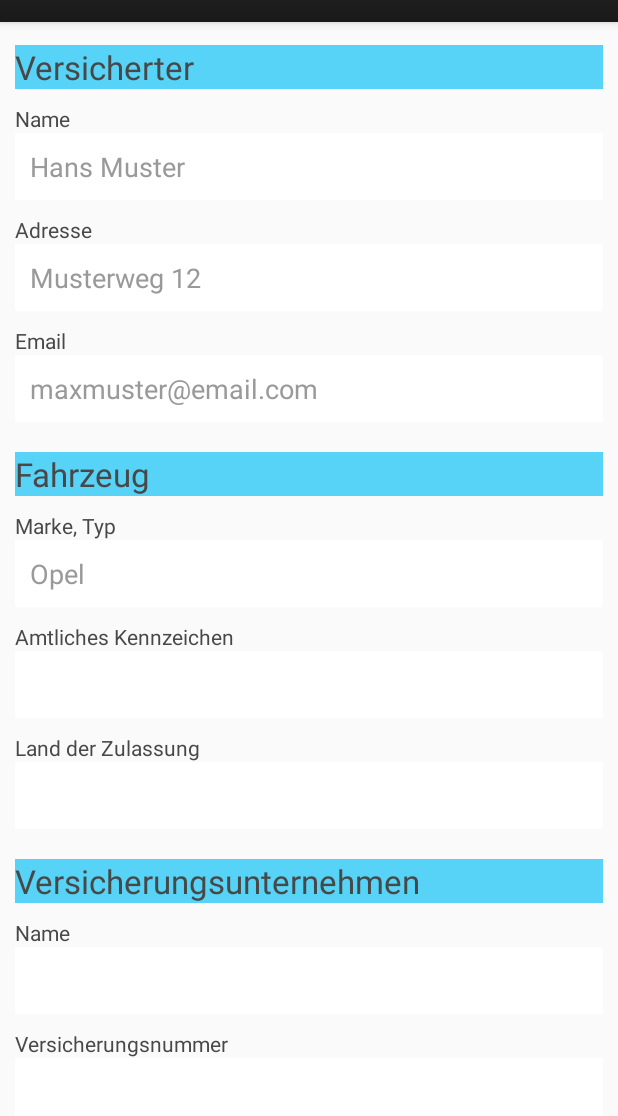
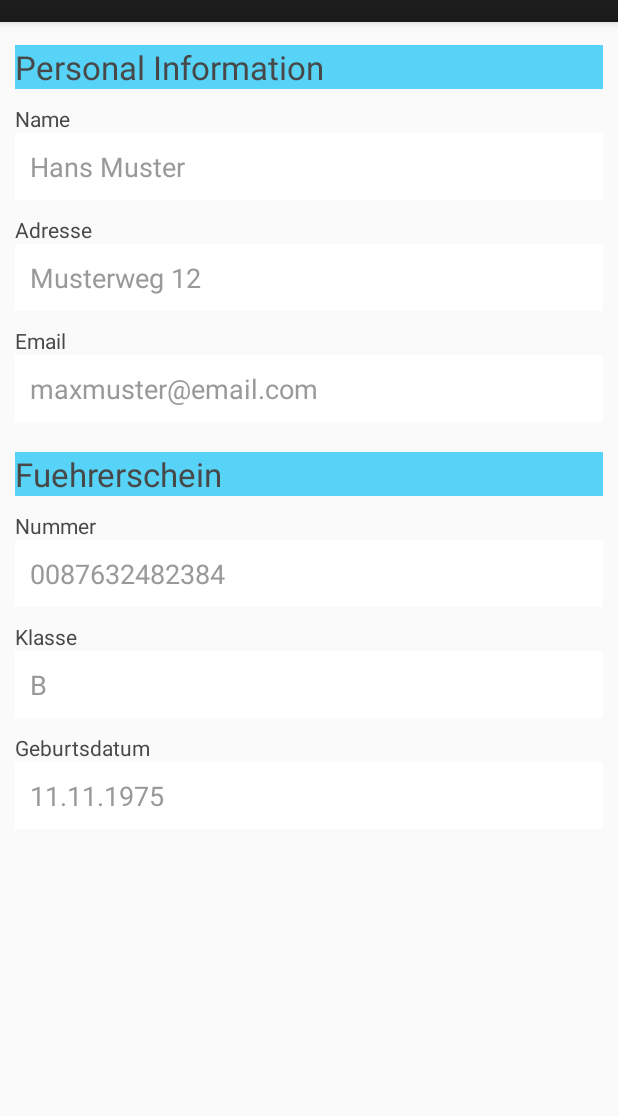
Before and after one commit to AdrianKrebs/EUP, an Android app: the ProfileActivity screen opened directly, with no data from a screen before it, on a phone screen of 412 x 824 dp, the part 62-1178 px from its top. Run offline under Robolectric (Android 15) with nearby library versions, the phone set to English and light mode, and no system bars; our stand-ins replace ButterKnife; libraries missing offline, so code that uses them is left out: com.activeandroid, com.activeandroid.query; 5 statements that could not run were skipped.

Commit message:
profile page finished

```diff
--- a/app/src/main/java/org/mobi/bluemoon/ui/ProfileActivity.java
+++ b/app/src/main/java/org/mobi/bluemoon/ui/ProfileActivity.java
@@ -19,8 +19,16 @@ public class ProfileActivity extends BootstrapActivity {
     protected EditText adresse;
     @Bind(R.id.email)
     protected EditText email;
-    @Bind(R.id.marke)
-    protected EditText marke;
+
+
+    @Bind(R.id.nummer)
+    protected EditText nummer;
+
+    @Bind(R.id.klasse)
+    protected EditText klasse;
+
+    @Bind(R.id.geburtsdatum)
+    protected EditText geburtsdatum;
 
     Fahrer fahrerA;
 
@@ -40,7 +48,9 @@ public class ProfileActivity extends BootstrapActivity {
         name.setHint("Hans Muster");
         adresse.setHint("Musterweg 12");
         email.setHint("maxmuster@email.com");
-        marke.setHint("Opel");
+        nummer.setHint("0087632482384");
+        klasse.setHint("B");
+        geburtsdatum.setHint("11.11.1975");
     }
 
     @Override
@@ -61,7 +71,10 @@ public class ProfileActivity extends BootstrapActivity {
             name.setText(fahrerA.getName());
             adresse.setText(fahrerA.getStrasse());
             email.setText(fahrerA.getEmail());
-            marke.setText(fahrerA.getKlasse());
+
+            nummer.setText(fahrerA.getFuehrerscheinnummer());
+            geburtsdatum.setText(fahrerA.getGeburtsdatum());
+            klasse.setText(fahrerA.getKlasse());
         }
     }
 
@@ -75,8 +88,11 @@ public class ProfileActivity extends BootstrapActivity {
         fahrerA = new Fahrer();
         fahrerA.setName(name.getText().toString());
         fahrerA.setStrasse(adresse.getText().toString());
-        fahrerA.setKlasse(marke.getText().toString());
         fahrerA.setEmail(email.getText().toString());
+
+        fahrerA.setKlasse(klasse.getText().toString());
+        fahrerA.setGeburtsdatum(geburtsdatum.getText().toString());
+        fahrerA.setFuehrerscheinnummer(nummer.getText().toString());
         fahrerA.save();
     }
 
--- a/app/src/main/res/layout/profile.xml
+++ b/app/src/main/res/layout/profile.xml
@@ -17,7 +17,7 @@
             android:id="@+id/daten_text"
             android:layout_width="match_parent"
             android:layout_height="wrap_content"
-            android:text="Versicherter"
+            android:text="Personal Information"
             android:textAppearance="?android:attr/textAppearanceLarge"
             android:textColor="@color/table_text_selector"
             android:background="#56d3f6"
@@ -91,7 +91,7 @@
             android:id="@+id/daten_fahrzeug_text"
             android:layout_width="match_parent"
             android:layout_height="wrap_content"
-            android:text="Fahrzeug"
+            android:text="Fuehrerschein"
             android:textAppearance="?android:attr/textAppearanceLarge"
             android:textColor="@color/table_text_selector"
             android:background="#56d3f6"
@@ -99,15 +99,15 @@
             android:layout_marginBottom="10dp" />
 
         <TextView
-            android:id="@+id/marke_text"
+            android:id="@+id/nummer_text"
             android:layout_width="match_parent"
             android:layout_height="wrap_content"
-            android:text="Marke, Typ"
+            android:text="Nummer"
             android:textAppearance="?android:attr/textAppearanceSmall"
             android:textColor="@color/table_text_selector" />
 
         <EditText
-            android:id="@+id/marke"
+            android:id="@+id/nummer"
             android:layout_width="fill_parent"
             android:layout_height="wrap_content"
             android:layout_marginBottom="10dp"
@@ -120,15 +120,15 @@
             android:textColorHint="@color/input_login_hint" />
 
         <TextView
-            android:id="@+id/kennzeichen_text"
+            android:id="@+id/klasse_text"
             android:layout_width="match_parent"
             android:layout_height="wrap_content"
-            android:text="Amtliches Kennzeichen"
+            android:text="Klasse"
             android:textAppearance="?android:attr/textAppearanceSmall"
             android:textColor="@color/table_text_selector" />
 
         <EditText
-            android:id="@+id/kennzeichen"
+            android:id="@+id/klasse"
             android:layout_width="fill_parent"
             android:layout_height="wrap_content"
             android:layout_marginBottom="10dp"
@@ -141,71 +141,20 @@
             android:textColorHint="@color/input_login_hint" />
 
         <TextView
-            android:id="@+id/land_text"
+            android:id="@+id/geburtsdatum_text"
             android:layout_width="match_parent"
             android:layout_height="wrap_content"
-            android:text="Land der Zulassung"
+            android:text="Geburtsdatum"
             android:textAppearance="?android:attr/textAppearanceSmall"
             android:textColor="@color/table_text_selector" />
 
         <EditText
-            android:id="@+id/land"
+            android:id="@+id/geburtsdatum"
             android:layout_width="fill_parent"
             android:layout_height="wrap_content"
             android:layout_marginBottom="10dp"
             android:background="@color/white"
-            android:inputType="textPersonName"
-            android:padding="10dp"
-            android:singleLine="true"
-            android:textAppearance="?android:attr/textAppearanceMedium"
-            android:textColor="@color/input_login"
-            android:textColorHint="@color/input_login_hint" />
-
-        <TextView
-            android:id="@+id/versicherung_text"
-            android:layout_width="match_parent"
-            android:layout_height="wrap_content"
-            android:text="Versicherungsunternehmen"
-            android:textAppearance="?android:attr/textAppearanceLarge"
-            android:textColor="@color/table_text_selector"
-            android:background="#56d3f6"
-            android:layout_marginBottom="10dp"
-            android:layout_marginTop="10dp" />
-        <TextView
-            android:id="@+id/versicherungsname_text"
-            android:layout_width="match_parent"
-            android:layout_height="wrap_content"
-            android:text="Name"
-            android:textAppearance="?android:attr/textAppearanceSmall"
-            android:textColor="@color/table_text_selector" />
-
-        <EditText
-            android:id="@+id/versicherungsname"
-            android:layout_width="fill_parent"
-            android:layout_height="wrap_content"
-            android:layout_marginBottom="10dp"
-            android:background="@color/white"
-            android:inputType="textPersonName"
-            android:padding="10dp"
-            android:singleLine="true"
-            android:textAppearance="?android:attr/textAppearanceMedium"
-            android:textColor="@color/input_login"
-            android:textColorHint="@color/input_login_hint" />
-        <TextView
-            android:id="@+id/versicherungsnummer_text"
-            android:layout_width="match_parent"
-            android:layout_height="wrap_content"
-            android:text="Versicherungsnummer"
-            android:textAppearance="?android:attr/textAppearanceSmall"
-            android:textColor="@color/table_text_selector" />
-
-        <EditText
-            android:id="@+id/versicherungsnummer"
-            android:layout_width="fill_parent"
-            android:layout_height="wrap_content"
-            android:layout_marginBottom="10dp"
-            android:background="@color/white"
-            android:inputType="textPersonName"
+            android:inputType="date"
             android:padding="10dp"
             android:singleLine="true"
             android:textAppearance="?android:attr/textAppearanceMedium"
```
